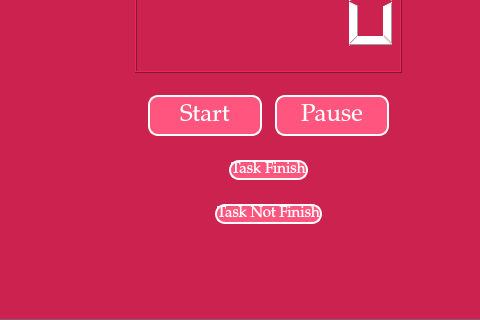
The window that UI/pomodoro.ui (RamaNahawandi/TimeTrackingProject) describes before a commit, drawn with Qt 5; both pictures show x 115 to 595 and y 280 to 600 of the 800 by 600 pixel window.
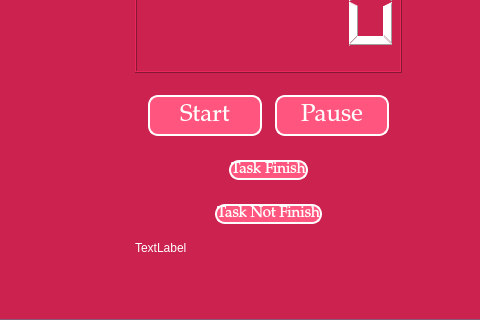
The same window after the commit.

Commit message: finished adding task feature, and labeling task as done not done feature

The edit to the form file:
```diff
--- a/UI/pomodoro.ui
+++ b/UI/pomodoro.ui
@@ -511,6 +511,19 @@
      </item>
     </layout>
    </widget>
+   <widget class="QLabel" name="doneORno">
+    <property name="geometry">
+     <rect>
+      <x>250</x>
+      <y>520</y>
+      <width>211</width>
+      <height>16</height>
+     </rect>
+    </property>
+    <property name="text">
+     <string>TextLabel</string>
+    </property>
+   </widget>
   </widget>
  </widget>
  <resources/>
```
The commit also changes 2 other files.
